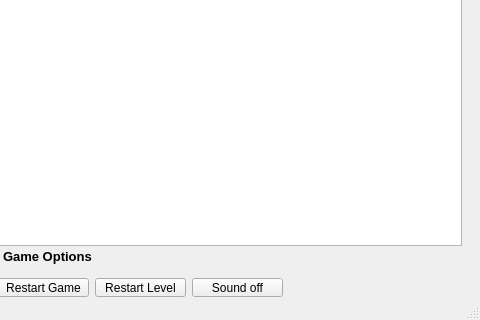
This is game/mainwindow.ui in jalejoserna123/Proyecto-final as Qt 5 draws it before an edit; both pictures show x 837 to 1317 and y 379 to 699 of the 1317 by 699 pixel window. The edited form follows.
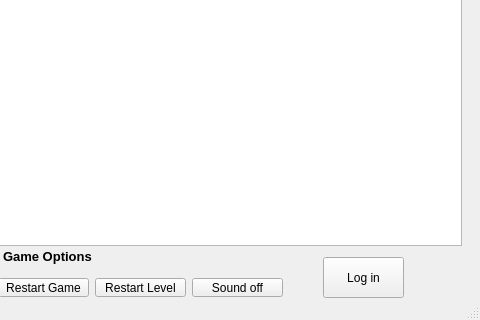
This is the edited form.

```diff
--- a/game/mainwindow.ui
+++ b/game/mainwindow.ui
@@ -152,6 +152,19 @@
      <string>&lt;html&gt;&lt;head/&gt;&lt;body&gt;&lt;p&gt;&lt;span style=&quot; font-size:10pt; font-weight:600;&quot;&gt;Shoot power&lt;/span&gt;&lt;/p&gt;&lt;/body&gt;&lt;/html&gt;</string>
     </property>
    </widget>
+   <widget class="QPushButton" name="pushButton">
+    <property name="geometry">
+     <rect>
+      <x>1160</x>
+      <y>600</y>
+      <width>81</width>
+      <height>41</height>
+     </rect>
+    </property>
+    <property name="text">
+     <string>Log in</string>
+    </property>
+   </widget>
   </widget>
   <widget class="QMenuBar" name="menuBar">
    <property name="geometry">
```
